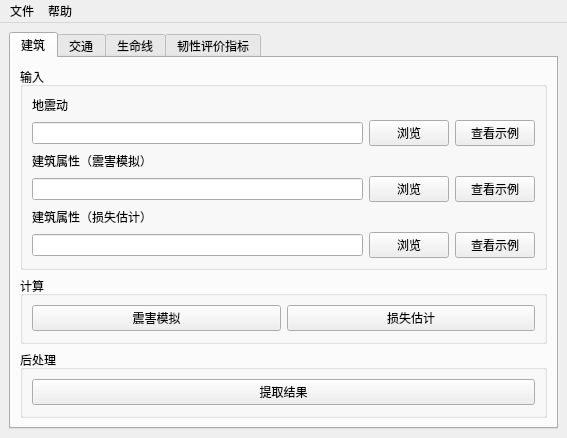
Old version of the form GUI/main_window.ui in the repository EnchantedCJ/thu_resilience.
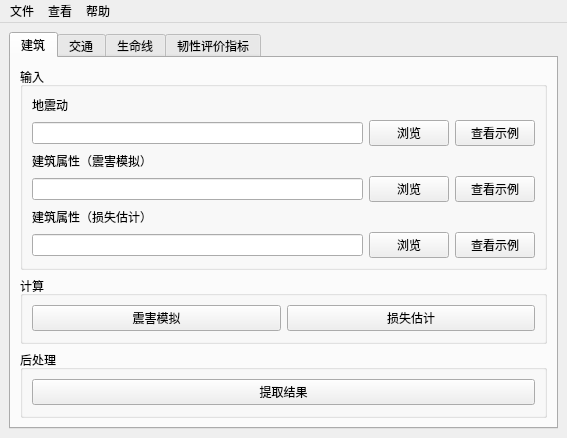
New version of the form.

Commit message: 新增查看结果文件夹按钮

Patch:
```diff
--- a/GUI/main_window.ui
+++ b/GUI/main_window.ui
@@ -307,7 +307,14 @@
     <addaction name="separator"/>
     <addaction name="action_help_version"/>
    </widget>
+   <widget class="QMenu" name="menu_4">
+    <property name="title">
+     <string>查看</string>
+    </property>
+    <addaction name="action_view_result"/>
+   </widget>
    <addaction name="menu"/>
+   <addaction name="menu_4"/>
    <addaction name="menu_2"/>
   </widget>
   <action name="action_new">
```
Left out of the diff: 10 changed lines with no effect on the pictures. The commit also changes 2 other files.
